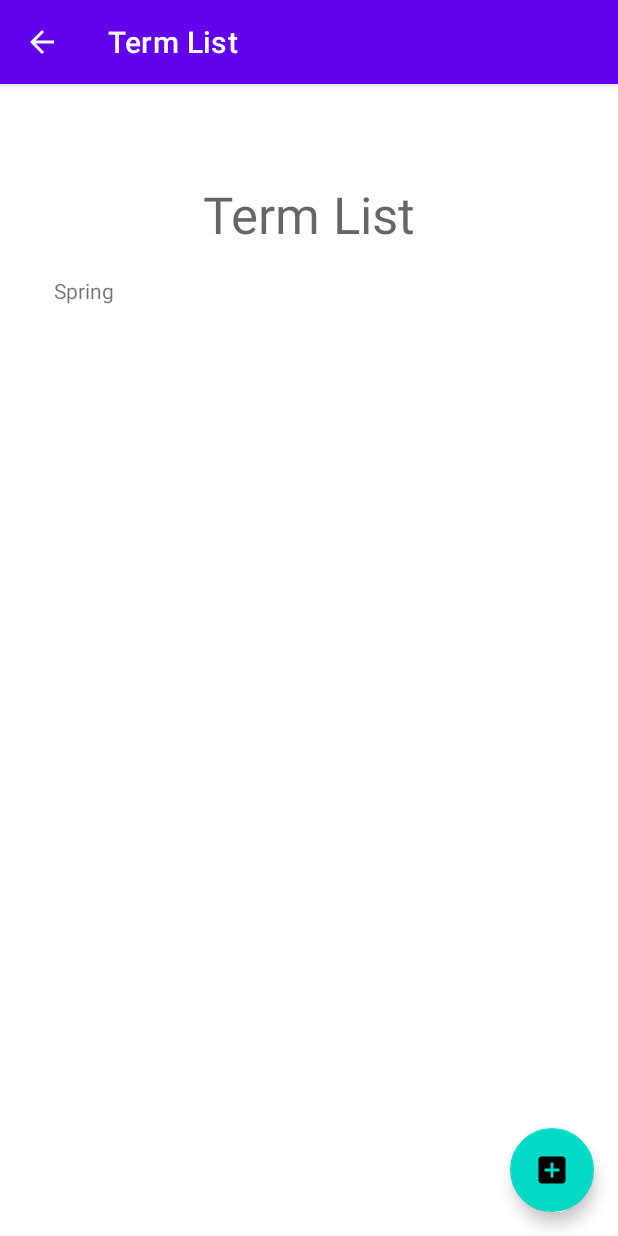
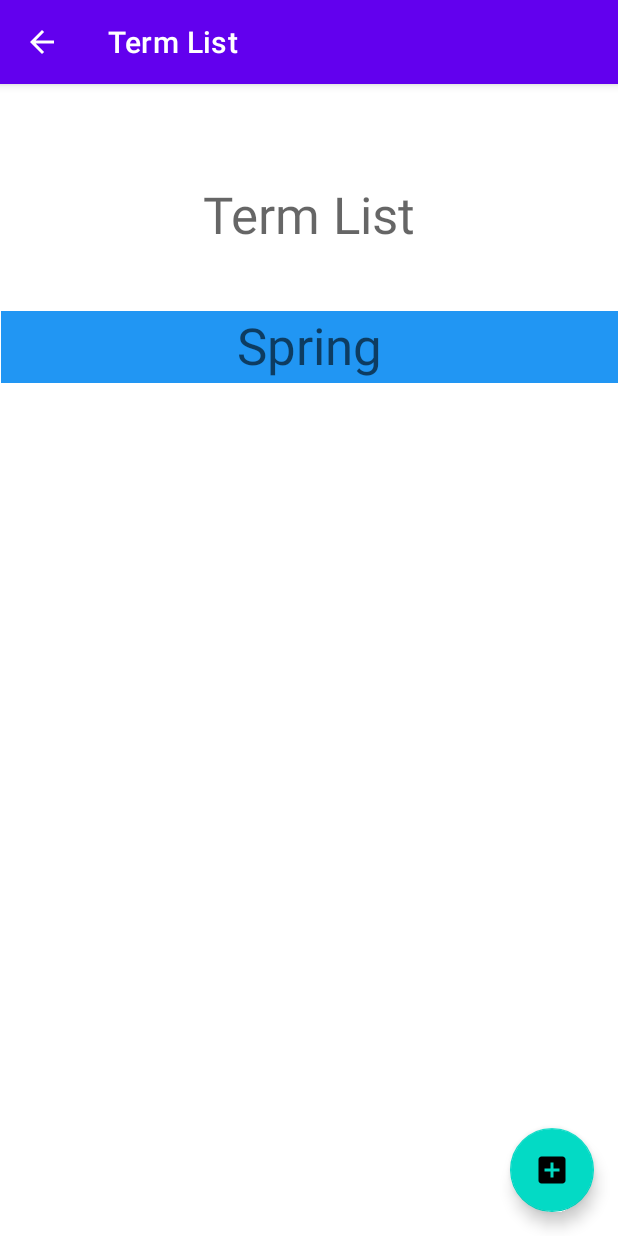
Before and after one commit to acosmic/Term-scheduler, an Android app: the TermList screen opened directly, with no data from a screen before it, on a phone screen of 412 x 824 dp. Run offline under Robolectric (Android 15) with nearby library versions, the phone set to English and light mode, and no system bars; our stand-ins replace Room's generated code.

Commit message:
working - Term Adapter working - Term Details activity updating existing terms and adding new terms working
Fixed double click on EditText datepicker: add the following to the EditText in xml file android:focusableInTouchMode="false"

```diff
--- a/app/src/main/java/com/example/c196_app/ui/TermAdapter.java
+++ b/app/src/main/java/com/example/c196_app/ui/TermAdapter.java
@@ -32,7 +32,7 @@ public class TermAdapter extends RecyclerView.Adapter<TermAdapter.TermViewHolder
                     Intent intent = new Intent(context, TermDetails.class);
                     intent.putExtra("id", current.getID());
                     intent.putExtra("name", current.getName());
-                    SimpleDateFormat sdf = new SimpleDateFormat("MM/dd/yyyy", Locale.US);
+                    SimpleDateFormat sdf = new SimpleDateFormat("MM/dd/yy", Locale.US);
                     String startDateString;
                     String endDateString;
                     if (current.getStartDate() == null) {
@@ -49,10 +49,6 @@ public class TermAdapter extends RecyclerView.Adapter<TermAdapter.TermViewHolder
                     }
                     intent.putExtra("startDate", startDateString);
                     intent.putExtra("endDate", endDateString);
-
-
-
-
                     context.startActivity(intent);
                 }
             });
--- a/app/src/main/res/layout/activity_term_details.xml
+++ b/app/src/main/res/layout/activity_term_details.xml
@@ -82,6 +82,7 @@
                     android:layout_width="wrap_content"
                     android:layout_height="wrap_content"
                     android:inputType="none"
+                    android:focusableInTouchMode="false"
 
                      />
             </androidx.appcompat.widget.LinearLayoutCompat>
@@ -100,6 +101,7 @@
                     android:layout_width="wrap_content"
                     android:layout_height="wrap_content"
                     android:inputType="none"
+                    android:focusableInTouchMode="false"
 
                      />
             </androidx.appcompat.widget.LinearLayoutCompat>
--- a/app/src/main/res/layout/activity_term_list.xml
+++ b/app/src/main/res/layout/activity_term_list.xml
@@ -30,13 +30,12 @@
 
     <androidx.recyclerview.widget.RecyclerView
         android:id="@+id/termrecyclerview"
-        android:layout_width="337dp"
-        android:layout_height="527dp"
-        android:layout_marginStart="36dp"
-        android:layout_marginRight="32dp"
+        android:layout_width="411dp"
+        android:layout_height="519dp"
         app:layout_constraintBottom_toBottomOf="parent"
+        app:layout_constraintEnd_toEndOf="parent"
         app:layout_constraintRight_toRightOf="parent"
         app:layout_constraintStart_toStartOf="parent"
         app:layout_constraintTop_toBottomOf="@+id/textTermTitle"
-        app:layout_constraintVertical_bias="0.143" />
+        app:layout_constraintVertical_bias="0.3" />
 </androidx.constraintlayout.widget.ConstraintLayout>
--- a/app/src/main/res/layout/term_list_item.xml
+++ b/app/src/main/res/layout/term_list_item.xml
@@ -7,11 +7,17 @@
 
     <TextView
         android:id="@+id/textView2"
-        app:layout_constraintTop_toTopOf="parent"
+        android:layout_width="411dp"
+        android:layout_height="48dp"
+        android:layout_marginBottom="16dp"
+        android:background="#2196F3"
+        android:fontFamily="sans-serif"
+        android:text="TextView"
+        android:textAlignment="center"
+        android:textAppearance="@style/TextAppearance.AppCompat.Display1"
+        app:layout_constraintBottom_toBottomOf="parent"
+        app:layout_constraintEnd_toEndOf="parent"
         app:layout_constraintLeft_toLeftOf="parent"
-        android:layout_width="wrap_content"
-        android:layout_height="wrap_content"
-        android:text="TextView"
-        tools:layout_editor_absoluteX="129dp"
-        tools:layout_editor_absoluteY="75dp" />
+        app:layout_constraintTop_toTopOf="parent" />
+
 </androidx.constraintlayout.widget.ConstraintLayout>
```
